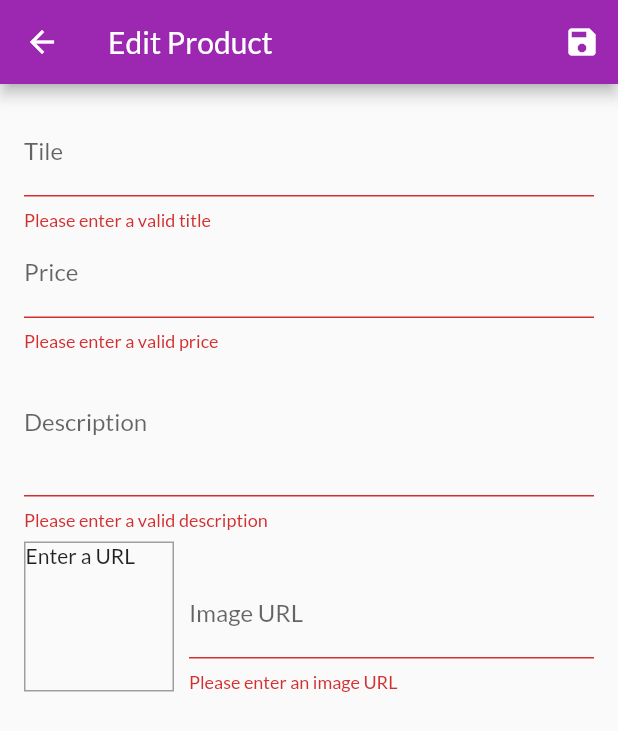
After one commit to ashwin67435/My-Flutter-Stages, a Flutter app: the EditProductScreen screen opened by its route, after a tap on the "save" icon, on a phone screen of 412 x 824 dp. The commit adds this screen. Shown: the top 731 px of the screen. Run offline on Flutter 3.47's test engine with Material 2 defaults, Android fonts, the phone set to English and light mode, and no system bars; network calls fail.

Commit message:
CRUD operation implemented

```diff
--- a/shop_app/lib/main.dart
+++ b/shop_app/lib/main.dart
@@ -7,6 +7,8 @@ import './providers/cart.dart';
 import './screens/cart_screen.dart';
 import './providers/orders.dart';
 import './screens/order_screen.dart';
+import './screens/user_product_screen.dart';
+import './screens/edit_product_screen.dart';
 
 void main() => runApp(MyApp());
 
@@ -38,6 +40,8 @@ class MyApp extends StatelessWidget {
           ProductDetailScreen.routePath: (ctx) => ProductDetailScreen(),
           CartScreen.routePath: (ctx)=>CartScreen(),
           OrderScreen.routePath:(ctx)=>OrderScreen(),
+          UserProductScreen.routePath:(ctx)=>UserProductScreen(),
+          EditProductScreen.routePath:(ctx)=>EditProductScreen(),
         },
       ),
     );
--- /dev/null
+++ b/shop_app/lib/screens/edit_product_screen.dart
@@ -0,0 +1,251 @@
+import 'package:flutter/material.dart';
+import 'package:provider/provider.dart';
+import '../providers/product_model.dart';
+import '../providers/products.dart';
+
+class EditProductScreen extends StatefulWidget {
+  static const routePath = '/edit_product_screen';
+  @override
+  _EditProductScreenState createState() => _EditProductScreenState();
+}
+
+class _EditProductScreenState extends State<EditProductScreen> {
+  final _priceFocusNode = FocusNode();
+  final _descriptionFocusNode = FocusNode();
+  final _imageUrlController = TextEditingController();
+  final _imageUrlFocusNode = FocusNode();
+  final _form = GlobalKey<FormState>();
+  var _editedProduct = Product(
+    id: null,
+    title: '',
+    price: 0.0,
+    description: '',
+    imageUrl: '',
+  );
+  var _isInit = true;
+
+  var _initValues = {
+    'title':'',
+    'description':'',
+    'price':'',
+    'imageUrl':'',
+  };
+
+  @override
+  void initState() {
+    // TODO: implement initState
+    _imageUrlFocusNode.addListener(_updateImageUrl);
+    super.initState();
+  }
+
+  void _updateImageUrl() {
+    if (!_imageUrlFocusNode.hasFocus) {
+      setState(() {});
+    }
+  }
+
+  @override
+  void dispose() {
+    // TODO: implement dispose
+    _imageUrlFocusNode.removeListener(_updateImageUrl);
+    _priceFocusNode.dispose();
+    _descriptionFocusNode.dispose();
+    _imageUrlController.dispose();
+    _imageUrlFocusNode.dispose();
+    super.dispose();
+  }
+
+  void _saveForm() {
+    final isValid = _form.currentState.validate();
+    if(!isValid){
+      return;
+    }
+    _form.currentState.save();
+    if(_editedProduct.id!=null){
+      Provider.of<Products>(context,listen: false).updateProduct(_editedProduct.id,_editedProduct);
+    }else{
+      Provider.of<Products>(context,listen: false).addProduct(_editedProduct);
+    }
+    Navigator.of(context).pop();
+
+  }
+
+  @override
+  void didChangeDependencies() {
+    // TODO: implement didChangeDependencies
+    if(_isInit){
+      final productId = ModalRoute.of(context).settings.arguments as String;
+      if(productId!=null){
+         _editedProduct = Provider.of<Products>(context,listen: false).findById(productId);
+      _initValues = {
+        'title':_editedProduct.title,
+        'description':_editedProduct.description,
+        'price':_editedProduct.price.toString(),
+        // 'imageUrl':_editedProduct.imageUrl,
+      };
+      _imageUrlController.text = _editedProduct.imageUrl;
+      }
+    }
+    _isInit = false;
+    super.didChangeDependencies();
+  }
+
+  @override
+  Widget build(BuildContext context) {
+    return Scaffold(
+      appBar: AppBar(
+        title: Text('Edit Product'),
+        actions: [
+          IconButton(icon: Icon(Icons.save), onPressed: _saveForm),
+        ],
+      ),
+      body: Padding(
+        padding: const EdgeInsets.all(16.0),
+        child: Form(
+            key: _form,
+            child: ListView(
+              children: [
+                TextFormField(
+                  initialValue: _initValues['title'],
+                  decoration: InputDecoration(labelText: 'Tile'),
+                  textInputAction: TextInputAction.next,
+                  onFieldSubmitted: (_) {
+                    FocusScope.of(context).requestFocus(_priceFocusNode);
+                  },
+                  onSaved: (newValue) {
+                    _editedProduct = Product(
+                        title: newValue,
+                        price: _editedProduct.price,
+                        description: _editedProduct.description,
+                        id: _editedProduct.id,
+                        isFavorite: _editedProduct.isFavorite,
+                        imageUrl: _editedProduct.imageUrl);
+                  },
+                  validator: (value) {
+                    if (value.isEmpty) {
+                      return 'Please enter a valid title';
+                    }
+                    return null;
+                  },
+                ),
+                TextFormField(
+                  initialValue: _initValues['price'],
+                  decoration: InputDecoration(labelText: 'Price'),
+                  textInputAction: TextInputAction.next,
+                  keyboardType: TextInputType.number,
+                  focusNode: _priceFocusNode,
+                  onFieldSubmitted: (_) {
+                    FocusScope.of(context).requestFocus(_descriptionFocusNode);
+                  },
+                  onSaved: (newValue) {
+                    _editedProduct = Product(
+                        title: _editedProduct.title,
+                        price: double.parse(newValue),
+                        description: _editedProduct.description,
+                        id: _editedProduct.id,
+                        imageUrl: _editedProduct.imageUrl,
+                        isFavorite: _editedProduct.isFavorite,
+                        );
+                  },
+                  validator: (value) {
+                    if (value.isEmpty) {
+                      return 'Please enter a valid price';
+                    }
+                    if (double.tryParse(value) == null ||
+                        double.parse(value) <= 0.0) {
+                      return 'please enter a valid number';
+                    }
+
+                    return null;
+                  },
+                ),
+                TextFormField(
+                  initialValue: _initValues['description'],
+                  decoration: InputDecoration(labelText: 'Description'),
+                  textInputAction: TextInputAction.next,
+                  keyboardType: TextInputType.multiline,
+                  maxLines: 3,
+                  focusNode: _descriptionFocusNode,
+                  onSaved: (newValue) {
+                    _editedProduct = Product(
+                        title: _editedProduct.title,
+                        price: _editedProduct.price,
+                        description: newValue,
+                        id: _editedProduct.id,
+                        imageUrl: _editedProduct.imageUrl,
+                        isFavorite: _editedProduct.isFavorite,
+                        );
+                  },
+                  validator: (value) {
+                    if (value.isEmpty) {
+                      return 'Please enter a valid description';
+                    }
+                    if (value.length < 10) {
+                      return 'Should be atleast 10 characters length';
+                    }
+                    return null;
+                  },
+                ),
+                Row(
+                  crossAxisAlignment: CrossAxisAlignment.end,
+                  children: [
+                    Container(
+                      width: 100,
+                      height: 100,
+                      margin: EdgeInsets.only(
+                        top: 8,
+                        right: 10,
+                      ),
+                      decoration: BoxDecoration(
+                        border: Border.all(
+                          width: 1,
+                          color: Colors.grey,
+                        ),
+                      ),
+                      child: _imageUrlController.text.isEmpty
+                          ? Text('Enter a URL')
+                          : FittedBox(
+                              child: Image.network(
+                              _imageUrlController.text,
+                              fit: BoxFit.cover,
+                            )),
+                    ),
+                    Expanded(
+                      child: TextFormField(
+                        decoration: InputDecoration(labelText: 'Image URL'),
+                        keyboardType: TextInputType.url,
+                        textInputAction: TextInputAction.done,
+                        controller: _imageUrlController,
+                        focusNode: _imageUrlFocusNode,
+                        onFieldSubmitted: (_) {
+                          _saveForm();
+                        },
+                        onSaved: (newValue) {
+                          _editedProduct = Product(
+                              title: _editedProduct.title,
+                              price: _editedProduct.price,
+                              description: _editedProduct.description,
+                              id: _editedProduct.id,
+                              imageUrl: newValue,
+                              isFavorite: _editedProduct.isFavorite,
+                              );
+                        },
+                        validator: (value) {
+                          if (value.isEmpty) {
+                            return 'Please enter an image URL';
+                          }
+                          if(!value.startsWith('https') && !value.startsWith('http')){
+                            return 'Please enter a valid URL';
+                          }
+                          return null;
+                        },
+                      ),
+                    ),
+                  ],
+                ),
+              ],
+            )),
+      ),
+    );
+  }
+}
--- a/shop_app/lib/widgets/app_drawer.dart
+++ b/shop_app/lib/widgets/app_drawer.dart
@@ -1,5 +1,6 @@
 import 'package:flutter/material.dart';
 import '../screens/order_screen.dart';
+import '../screens/user_product_screen.dart';
 
 class AppDrawer extends StatelessWidget {
   @override
@@ -18,6 +19,7 @@ class AppDrawer extends StatelessWidget {
             Navigator.of(context).pushReplacementNamed('/');
           },
         ),
+        Divider(),
         ListTile(
           leading: Icon(Icons.payment),
           title: Text('Orders'),
@@ -25,6 +27,14 @@ class AppDrawer extends StatelessWidget {
             Navigator.of(context).pushNamed(OrderScreen.routePath);
           },
         ),
+        Divider(),
+        ListTile(
+          leading: Icon(Icons.edit),
+          title: Text('Manage Products'),
+          onTap: (){
+            Navigator.of(context).pushReplacementNamed(UserProductScreen.routePath);
+          },
+        ),
       ],),
     );
   }
```
Also changed, not shown: shop_app/lib/providers/cart.dart (+27 -6 lines), shop_app/lib/providers/products.dart (+18 -3 lines), shop_app/lib/screens/user_product_screen.dart (added, +33 -0 lines), shop_app/lib/widgets/cart_item.dart (+25 -2 lines), shop_app/lib/widgets/product_item.dart (+8 -0 lines), shop_app/lib/widgets/user_product_item.dart (added, +43 -0 lines).
